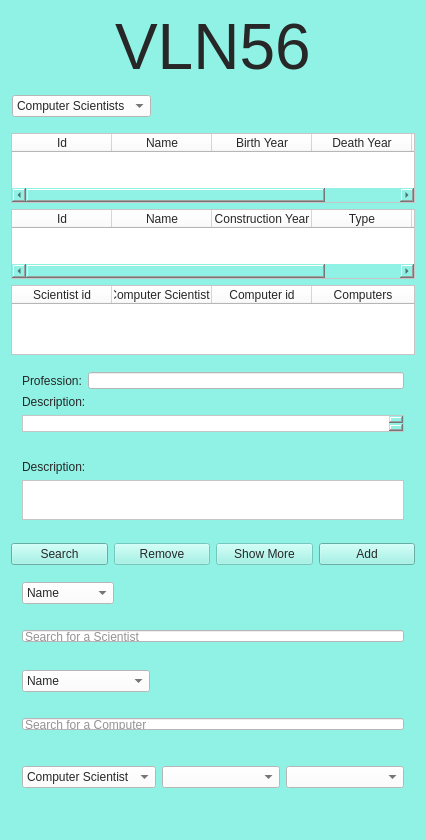
Old version of the form mainwindow.ui in the repository HKH515/VLN56.
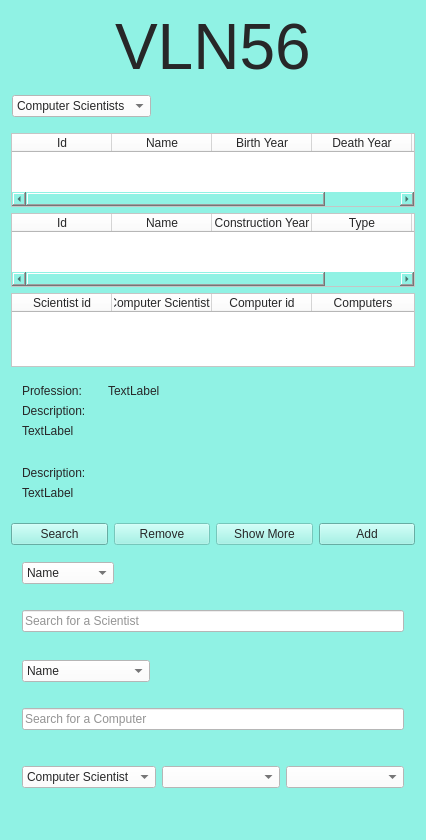
New version of the form. Icons and pictures are not drawn.

Commit message: changed from text edit to labe

What changed in the file:
```diff
--- a/mainwindow.ui
+++ b/mainwindow.ui
@@ -227,6 +227,12 @@
          </property>
          <item>
           <widget class="QLabel" name="profession">
+           <property name="maximumSize">
+            <size>
+             <width>80</width>
+             <height>16777215</height>
+            </size>
+           </property>
            <property name="styleSheet">
             <string notr="true"/>
            </property>
@@ -236,9 +242,9 @@
           </widget>
          </item>
          <item>
-          <widget class="QLineEdit" name="profession_output">
-           <property name="styleSheet">
-            <string notr="true">background-color:#ffffff;</string>
+          <widget class="QLabel" name="profession_output">
+           <property name="text">
+            <string>TextLabel</string>
            </property>
           </widget>
          </item>
@@ -255,9 +261,9 @@
         </widget>
        </item>
        <item>
-        <widget class="QTextEdit" name="description_output_person">
-         <property name="styleSheet">
-          <string notr="true">background-color:#ffffff;</string>
+        <widget class="QLabel" name="description_output_person">
+         <property name="text">
+          <string>TextLabel</string>
          </property>
         </widget>
        </item>
@@ -275,12 +281,9 @@
         </widget>
        </item>
        <item>
-        <widget class="QTextEdit" name="description_output_computer">
-         <property name="enabled">
-          <bool>true</bool>
-         </property>
-         <property name="styleSheet">
-          <string notr="true">background-color:#ffffff;</string>
+        <widget class="QLabel" name="description_output_computer">
+         <property name="text">
+          <string>TextLabel</string>
          </property>
         </widget>
        </item>
```
Left out of the diff: 2 changed lines with no effect on the pictures. The commit also changes 1 other file.
